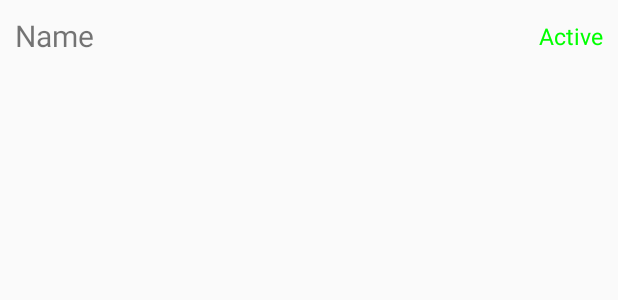
After one commit to JackQinCh/CS673Messenger, an Android app: the layout friendlistitem.xml on its own in the app's theme, with its tools: preview values and no code run, on a phone screen of 412 x 824 dp. The commit adds this screen. Shown: the top 300 px of the screen. Run offline under Robolectric (Android 15) with nearby library versions, the phone set to English and light mode, and no system bars.

Commit message:
Jack 1. Modify FriendList list item.

```diff
--- a/app/src/main/java/edu/njit/fall15/team1/cs673messenger/models/Friends.java
+++ b/app/src/main/java/edu/njit/fall15/team1/cs673messenger/models/Friends.java
@@ -16,7 +16,7 @@ import edu.njit.fall15.team1.cs673messenger.APIs.FacebookServer;
 public class Friends {
 
     public LinkedList<Friend> initFriends(){
-        LinkedList<Friend> friends = new LinkedList<Friend>();
+        LinkedList<Friend> friends = new LinkedList<>();
 
         Roster roster = FacebookServer.getInstance().getRoster();
 
--- /dev/null
+++ b/app/src/main/res/layout/friendlistitem.xml
@@ -0,0 +1,34 @@
+<?xml version="1.0" encoding="utf-8"?>
+<RelativeLayout xmlns:android="http://schemas.android.com/apk/res/android"
+    android:orientation="horizontal"
+    android:layout_width="fill_parent"
+    android:layout_height="fill_parent">
+
+    <TextView
+        android:id="@+id/profileName"
+        android:layout_width="wrap_content"
+        android:layout_height="wrap_content"
+        android:text="Name"
+        android:textSize="20dp"
+        android:paddingLeft="10dp"
+        android:paddingTop="10dp"
+        android:paddingBottom="10dp"
+        android:layout_alignParentTop="true"
+        android:layout_alignParentStart="true" />
+
+    <TextView
+        android:layout_gravity="right"
+        android:id="@+id/activeStatus"
+        android:layout_width="wrap_content"
+        android:layout_height="wrap_content"
+        android:text="Active"
+        android:textColor="@color/green"
+        android:textAlignment="center"
+        android:paddingRight="10dp"
+        android:paddingTop="13dp"
+        android:textSize="15dp"
+        android:layout_alignParentTop="true"
+        android:layout_alignParentEnd="true"
+        android:layout_alignBottom="@+id/profileName" />
+
+</RelativeLayout>
--- a/app/src/main/res/values/colors.xml
+++ b/app/src/main/res/values/colors.xml
@@ -6,4 +6,6 @@
     <color name="windowBackground">#FFFFFF</color>
     <color name="navigationBarColor">#000000</color>
     <color name="colorAccent">#c8e8ff</color>
+    <color name="red">#FF0000</color>
+    <color name="green">#00FF00</color>
 </resources>
--- a/app/src/main/res/values/strings.xml
+++ b/app/src/main/res/values/strings.xml
@@ -12,4 +12,6 @@
 
     <string name="action_signin">Sign In</string>
     <string name="menuaction_signout">Sign Out</string>
+    <string name="status_active">Active</string>
+    <string name="status_inactive">Inactive</string>
 </resources>
```
Also changed, not shown: app/src/main/java/edu/njit/fall15/team1/cs673messenger/controllers/FriendListItemAdapter.java (added, +62 -0 lines), app/src/main/java/edu/njit/fall15/team1/cs673messenger/controllers/FriendsListFragment.java (+5 -16 lines).
